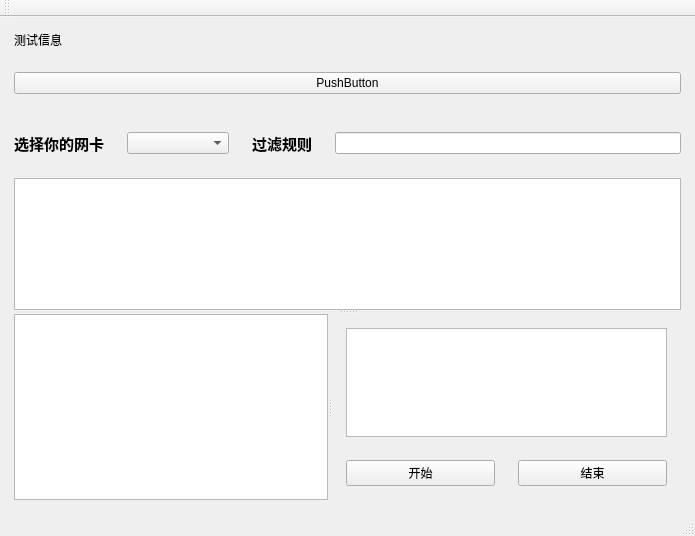
Before: the Qt Designer form mainwindow.ui in fonqL/sniffer, drawn with Qt 5.
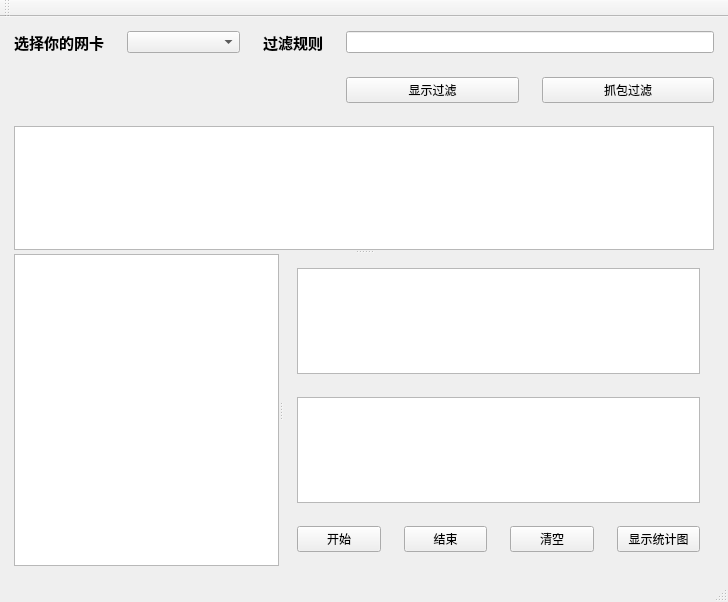
After: the same form once the commit is applied.

Diff of the .ui file:
```diff
--- a/mainwindow.ui
+++ b/mainwindow.ui
@@ -6,8 +6,8 @@
    <rect>
     <x>0</x>
     <y>0</y>
-    <width>695</width>
-    <height>536</height>
+    <width>728</width>
+    <height>602</height>
    </rect>
   </property>
   <property name="minimumSize">
@@ -22,27 +22,6 @@
   <widget class="QWidget" name="centralWidget">
    <layout class="QGridLayout" name="gridLayout_2">
     <item row="0" column="0">
-     <layout class="QVBoxLayout" name="verticalLayout_3">
-      <property name="bottomMargin">
-       <number>15</number>
-      </property>
-      <item>
-       <widget class="QLabel" name="label_text">
-        <property name="text">
-         <string>测试信息</string>
-        </property>
-       </widget>
-      </item>
-      <item>
-       <widget class="QPushButton" name="pushButton_text">
-        <property name="text">
-         <string>PushButton</string>
-        </property>
-       </widget>
-      </item>
-     </layout>
-    </item>
-    <item row="1" column="0">
      <layout class="QHBoxLayout" name="horizontalLayout" stretch="1,2">
       <item>
        <layout class="QFormLayout" name="formLayout_3">
@@ -87,6 +66,24 @@
         <item row="0" column="1">
          <widget class="QLineEdit" name="lineEdit"/>
         </item>
+        <item row="1" column="1">
+         <layout class="QHBoxLayout" name="horizontalLayout_2">
+          <item>
+           <widget class="QPushButton" name="pushButton_3">
+            <property name="text">
+             <string>显示过滤</string>
+            </property>
+           </widget>
+          </item>
+          <item>
+           <widget class="QPushButton" name="pushButton_4">
+            <property name="text">
+             <string>抓包过滤</string>
+            </property>
+           </widget>
+          </item>
+         </layout>
+        </item>
        </layout>
       </item>
      </layout>
@@ -108,7 +105,7 @@
          </font>
         </property>
        </widget>
-       <widget class="QWidget" name="">
+       <widget class="QWidget" name="layoutWidget">
         <layout class="QVBoxLayout" name="verticalLayout">
          <item>
           <widget class="QTextEdit" name="data">
@@ -120,6 +117,9 @@
            </property>
           </widget>
          </item>
+         <item>
+          <widget class="QTextEdit" name="textEdit"/>
+         </item>
          <item>
           <layout class="QGridLayout" name="gridLayout">
            <item row="0" column="0">
@@ -136,6 +136,20 @@
              </property>
             </widget>
            </item>
+           <item row="0" column="2">
+            <widget class="QPushButton" name="pushButton_5">
+             <property name="text">
+              <string>清空</string>
+             </property>
+            </widget>
+           </item>
+           <item row="0" column="3">
+            <widget class="QPushButton" name="pushButton_6">
+             <property name="text">
+              <string>显示统计图</string>
+             </property>
+            </widget>
+           </item>
           </layout>
          </item>
         </layout>
```
